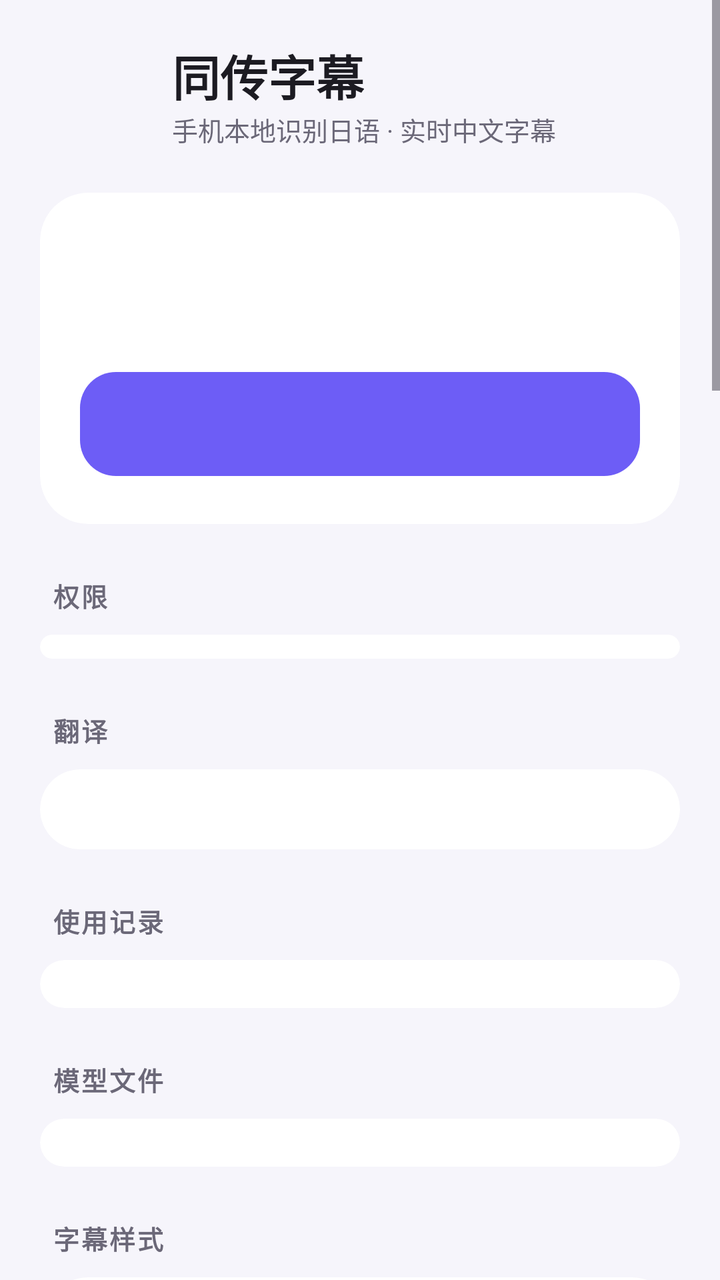
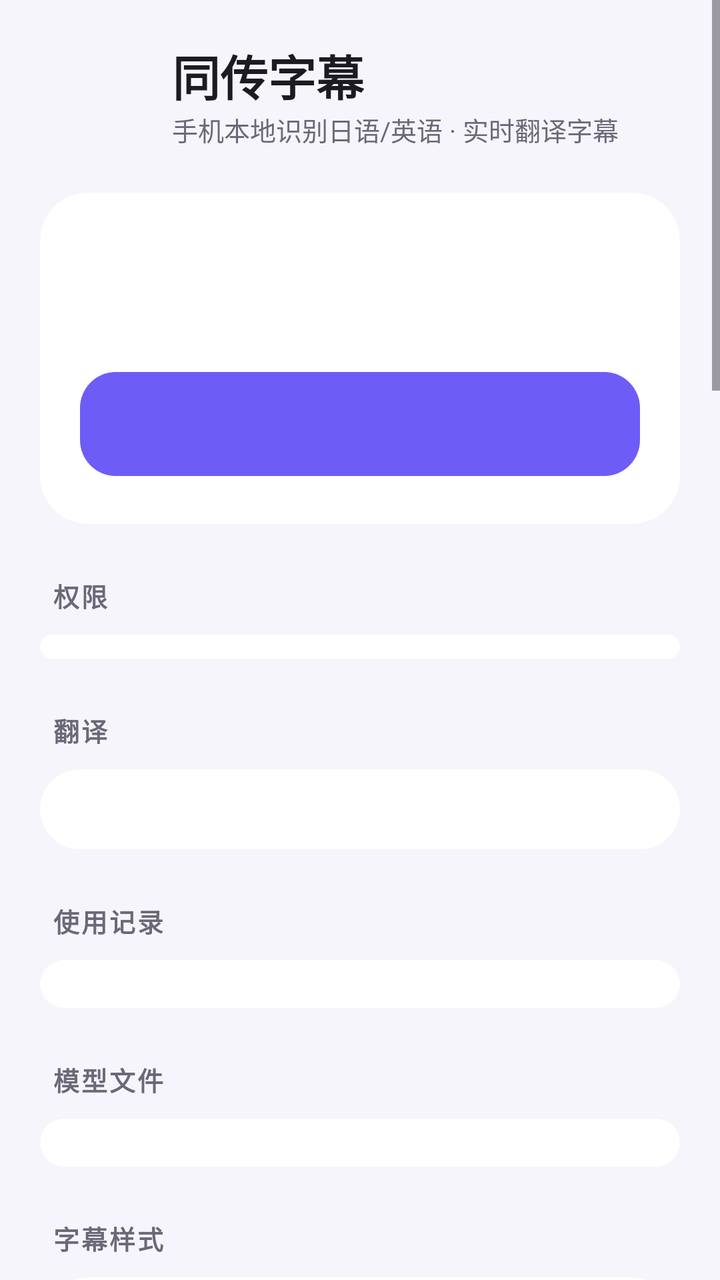

The first picture is an Android layout as it rendered before a commit; the second is the same layout after the commit. The layout source and the unified diff follow.
<!-- AndroidManifest.xml: application theme Theme.JpSub -->
<!-- res/layout/activity_main.xml -->
<?xml version="1.0" encoding="utf-8"?>
<ScrollView xmlns:android="http://schemas.android.com/apk/res/android"
    xmlns:app="http://schemas.android.com/apk/res-auto"
    android:id="@+id/scroll"
    android:layout_width="match_parent"
    android:layout_height="match_parent"
    android:background="@color/bg"
    android:clipToPadding="false">

    <LinearLayout
        android:layout_width="match_parent"
        android:layout_height="wrap_content"
        android:orientation="vertical"
        android:paddingHorizontal="20dp"
        android:paddingTop="20dp"
        android:paddingBottom="32dp">

        
        <LinearLayout
            android:layout_width="match_parent"
            android:layout_height="wrap_content"
            android:gravity="center_vertical"
            android:orientation="horizontal">

            <ImageView
                android:layout_width="52dp"
                android:layout_height="52dp"
                android:contentDescription="@null"
                android:src="@mipmap/ic_launcher" />

            <LinearLayout
                android:layout_width="0dp"
                android:layout_height="wrap_content"
                android:layout_marginStart="14dp"
                android:layout_weight="1"
                android:orientation="vertical">

                <TextView
                    android:layout_width="wrap_content"
                    android:layout_height="wrap_content"
                    android:text="@string/app_name"
                    android:textColor="@color/text"
                    android:textSize="24sp"
                    android:textStyle="bold" />

                <TextView
                    android:layout_width="wrap_content"
                    android:layout_height="wrap_content"
                    android:text="手机本地识别日语 · 实时中文字幕"
                    android:textColor="@color/text2"
                    android:textSize="13sp" />
            </LinearLayout>
        </LinearLayout>

        
        <com.google.android.material.card.MaterialCardView
            style="@style/Widget.Material3.CardView.Filled"
            android:layout_width="match_parent"
            android:layout_height="wrap_content"
            android:layout_marginTop="22dp"
            app:cardBackgroundColor="@color/card"
            app:cardCornerRadius="24dp">

            <LinearLayout
                android:layout_width="match_parent"
                android:layout_height="wrap_content"
                android:orientation="vertical"
                android:padding="20dp">

                <LinearLayout
                    android:layout_width="match_parent"
                    android:layout_height="wrap_content"
                    android:gravity="center_vertical">

                    <View
                        android:id="@+id/statusDot"
                        android:layout_width="10dp"
                        android:layout_height="10dp" />

                    <TextView
                        android:id="@+id/statusTitle"
                        android:layout_width="0dp"
                        android:layout_height="wrap_content"
                        android:layout_marginStart="10dp"
                        android:layout_weight="1"
                        android:textColor="@color/text"
                        android:textSize="17sp"
                        android:textStyle="bold" />
                </LinearLayout>

                <TextView
                    android:id="@+id/statusBody"
                    android:layout_width="match_parent"
                    android:layout_height="wrap_content"
                    android:layout_marginTop="6dp"
                    android:lineSpacingExtra="3dp"
                    android:textColor="@color/text2"
                    android:textSize="14sp" />

                <com.google.android.material.progressindicator.LinearProgressIndicator
                    android:id="@+id/progress"
                    android:layout_width="match_parent"
                    android:layout_height="wrap_content"
                    android:layout_marginTop="14dp"
                    android:max="1000"
                    android:visibility="gone"
                    app:indicatorColor="@color/brand"
                    app:trackCornerRadius="4dp"
                    app:trackThickness="8dp" />

                <com.google.android.material.button.MaterialButton
                    android:id="@+id/primary"
                    android:layout_width="match_parent"
                    android:layout_height="60dp"
                    android:layout_marginTop="18dp"
                    android:textSize="17sp"
                    app:cornerRadius="18dp"
                    app:iconGravity="textStart"
                    app:iconPadding="10dp" />

                <com.google.android.material.button.MaterialButton
                    android:id="@+id/secondary"
                    style="@style/Widget.Material3.Button.TextButton"
                    android:layout_width="match_parent"
                    android:layout_height="wrap_content"
                    android:layout_marginTop="4dp"
                    android:visibility="gone" />
            </LinearLayout>
        </com.google.android.material.card.MaterialCardView>

        
        <TextView
            style="@style/SectionTitle"
            android:text="权限" />

        <com.google.android.material.card.MaterialCardView
            style="@style/Widget.Material3.CardView.Filled"
            android:layout_width="match_parent"
            android:layout_height="wrap_content"
            app:cardBackgroundColor="@color/card"
            app:cardCornerRadius="24dp">

            <LinearLayout
                android:id="@+id/permList"
                android:layout_width="match_parent"
                android:layout_height="wrap_content"
                android:orientation="vertical"
                android:paddingVertical="6dp" />
        </com.google.android.material.card.MaterialCardView>

        
        <TextView
            style="@style/SectionTitle"
            android:text="翻译" />

        <com.google.android.material.card.MaterialCardView
            style="@style/Widget.Material3.CardView.Filled"
            android:layout_width="match_parent"
            android:layout_height="wrap_content"
            app:cardBackgroundColor="@color/card"
            app:cardCornerRadius="24dp">

            <LinearLayout
                android:id="@+id/translateList"
                android:layout_width="match_parent"
                android:layout_height="wrap_content"
                android:orientation="vertical"
                android:padding="20dp" />
        </com.google.android.material.card.MaterialCardView>

        
        <TextView
            style="@style/SectionTitle"
            android:text="使用记录" />

        <com.google.android.material.card.MaterialCardView
            style="@style/Widget.Material3.CardView.Filled"
            android:layout_width="match_parent"
            android:layout_height="wrap_content"
            app:cardBackgroundColor="@color/card"
            app:cardCornerRadius="24dp">

            <LinearLayout
                android:id="@+id/logList"
                android:layout_width="match_parent"
                android:layout_height="wrap_content"
                android:orientation="vertical"
                android:paddingHorizontal="20dp"
                android:paddingVertical="12dp" />
        </com.google.android.material.card.MaterialCardView>

        
        <TextView
            style="@style/SectionTitle"
            android:text="模型文件" />

        <com.google.android.material.card.MaterialCardView
            style="@style/Widget.Material3.CardView.Filled"
            android:layout_width="match_parent"
            android:layout_height="wrap_content"
            app:cardBackgroundColor="@color/card"
            app:cardCornerRadius="24dp">

            <LinearLayout
                android:id="@+id/modelFileList"
                android:layout_width="match_parent"
                android:layout_height="wrap_content"
                android:orientation="vertical"
                android:paddingHorizontal="20dp"
                android:paddingVertical="12dp" />
        </com.google.android.material.card.MaterialCardView>

        
        <TextView
            style="@style/SectionTitle"
            android:text="字幕样式" />

        <com.google.android.material.card.MaterialCardView
            style="@style/Widget.Material3.CardView.Filled"
            android:layout_width="match_parent"
            android:layout_height="wrap_content"
            app:cardBackgroundColor="@color/card"
            app:cardCornerRadius="24dp">

            <LinearLayout
                android:layout_width="match_parent"
                android:layout_height="wrap_content"
                android:orientation="vertical"
                android:padding="20dp">

                
                <FrameLayout
                    android:id="@+id/previewStage"
                    android:layout_width="match_parent"
                    android:layout_height="wrap_content"
                    android:minHeight="150dp"
                    android:background="@drawable/preview_stage">

                    <FrameLayout
                        android:id="@+id/previewHolder"
                        android:layout_width="match_parent"
                        android:layout_height="wrap_content"
                        android:layout_gravity="bottom|center_horizontal"
                        android:layout_marginTop="14dp"
                        android:layout_marginBottom="14dp" />
                </FrameLayout>

                <TextView
                    style="@style/SliderLabel"
                    android:text="字幕配色" />
                <HorizontalScrollView
                    android:layout_width="match_parent"
                    android:layout_height="wrap_content"
                    android:layout_marginTop="6dp"
                    android:scrollbars="none">
                    <LinearLayout
                        android:id="@+id/paletteRow"
                        android:layout_width="wrap_content"
                        android:layout_height="wrap_content"
                        android:orientation="horizontal" />
                </HorizontalScrollView>

                <TextView
                    style="@style/SliderLabel"
                    android:id="@+id/labelSize" />
                <com.google.android.material.slider.Slider
                    android:id="@+id/sliderSize"
                    app:tickVisible="false"
                    android:layout_width="match_parent"
                    android:layout_height="wrap_content"
                    android:stepSize="1"
                    android:valueFrom="12"
                    android:valueTo="36" />

                <TextView
                    style="@style/SliderLabel"
                    android:id="@+id/labelAlpha" />
                <com.google.android.material.slider.Slider
                    android:id="@+id/sliderAlpha"
                    app:tickVisible="false"
                    android:layout_width="match_parent"
                    android:layout_height="wrap_content"
                    android:stepSize="5"
                    android:valueFrom="0"
                    android:valueTo="100" />

                <TextView
                    style="@style/SliderLabel"
                    android:id="@+id/labelWidth" />
                <com.google.android.material.slider.Slider
                    android:id="@+id/sliderWidth"
                    app:tickVisible="false"
                    android:layout_width="match_parent"
                    android:layout_height="wrap_content"
                    android:stepSize="5"
                    android:valueFrom="40"
                    android:valueTo="100" />

                <TextView
                    style="@style/SliderLabel"
                    android:id="@+id/labelHeight" />
                <com.google.android.material.slider.Slider
                    android:id="@+id/sliderHeight"
                    app:tickVisible="false"
                    android:layout_width="match_parent"
                    android:layout_height="wrap_content"
                    android:stepSize="5"
                    android:valueFrom="0"
                    android:valueTo="40" />

                <TextView
                    style="@style/SliderLabel"
                    android:id="@+id/labelKeepSentences" />
                <com.google.android.material.slider.Slider
                    android:id="@+id/sliderKeepSentences"
                    app:tickVisible="false"
                    android:layout_width="match_parent"
                    android:layout_height="wrap_content"
                    android:stepSize="1"
                    android:valueFrom="1"
                    android:valueTo="6" />

                <TextView
                    style="@style/SliderLabel"
                    android:id="@+id/labelKeepChars" />
                <com.google.android.material.slider.Slider
                    android:id="@+id/sliderKeepChars"
                    app:tickVisible="false"
                    android:layout_width="match_parent"
                    android:layout_height="wrap_content"
                    android:stepSize="10"
                    android:valueFrom="0"
                    android:valueTo="300" />
                <TextView
                    android:id="@+id/keepHint"
                    android:layout_width="match_parent"
                    android:layout_height="wrap_content"
                    android:textColor="@color/text2"
                    android:textSize="12.5sp" />

                <com.google.android.material.materialswitch.MaterialSwitch
                    android:id="@+id/switchJa"
                    android:layout_width="match_parent"
                    android:layout_height="wrap_content"
                    android:layout_marginTop="6dp"
                    android:text="同时显示日语原文"
                    android:textColor="@color/text"
                    android:textSize="15sp" />

                <com.google.android.material.materialswitch.MaterialSwitch
                    android:id="@+id/switchStats"
                    android:layout_width="match_parent"
                    android:layout_height="wrap_content"
                    android:text="显示识别/翻译耗时"
                    android:textColor="@color/text"
                    android:textSize="15sp" />

                <com.google.android.material.button.MaterialButton
                    android:id="@+id/resetStyle"
                    style="@style/Widget.Material3.Button.TextButton"
                    android:layout_width="wrap_content"
                    android:layout_height="wrap_content"
                    android:layout_gravity="end"
                    android:text="恢复默认" />
            </LinearLayout>
        </com.google.android.material.card.MaterialCardView>

        
        <TextView
            style="@style/SectionTitle"
            android:text="外观" />

        <com.google.android.material.card.MaterialCardView
            style="@style/Widget.Material3.CardView.Filled"
            android:layout_width="match_parent"
            android:layout_height="wrap_content"
            app:cardBackgroundColor="@color/card"
            app:cardCornerRadius="24dp">

            <LinearLayout
                android:id="@+id/themeBox"
                android:layout_width="match_parent"
                android:layout_height="wrap_content"
                android:orientation="vertical"
                android:padding="20dp" />
        </com.google.android.material.card.MaterialCardView>

        
        <TextView
            style="@style/SectionTitle"
            android:text="使用说明" />

        <TextView
            android:layout_width="match_parent"
            android:layout_height="wrap_content"
            android:background="@drawable/tips_bg"
            android:lineSpacingExtra="5dp"
            android:padding="18dp"
            android:text="1. 点「开始字幕」，在系统弹窗里选择要翻译的 App（或整个屏幕）。\n2. 字幕悬浮在屏幕上：拖动移动位置，拖右下角圆点同时调整宽度和高度（左右改宽、上下改高），点一下字幕展开工具栏（字号、透明度、显示模式、锁定、停止）。\n3. 「边出边改」：灰色字是识别中的草稿，说完一句后变白定稿；「只看定稿」：只显示说完的句子。\n4. 部分 App（例如开启了版权保护的视频）不允许捕获声音，这时不会出字幕。\n5. 每次使用的识别、翻译和 Jev 原始记录保存在「使用记录」里，可以分享出去分析（不含声音和 key）。"
            android:textColor="@color/text2"
            android:textSize="13.5sp" />
    </LinearLayout>
</ScrollView>
<!-- resources referenced by this layout -->
<resources>
  <color name="bg">#FFF6F5FB</color>
  <color name="brand">#FF6D5DF6</color>
  <color name="card">#FFFFFFFF</color>
  <color name="text">#FF1C1B22</color>
  <color name="text2">#FF6B6878</color>
  <!-- drawable preview_stage (drawable) -->
  <?xml version="1.0" encoding="utf-8"?>
  <shape xmlns:android="http://schemas.android.com/apk/res/android">
      <corners android:radius="16dp" />
      <gradient android:angle="315" android:startColor="#FF2B3A67" android:centerColor="#FF5C4B8A" android:endColor="#FFB9846F" />
  </shape>
  <!-- drawable tips_bg (drawable) -->
  <?xml version="1.0" encoding="utf-8"?>
  <shape xmlns:android="http://schemas.android.com/apk/res/android">
      <corners android:radius="20dp" />
      <stroke android:width="1dp" android:color="#226D5DF6" />
      <solid android:color="#0F6D5DF6" />
  </shape>
  <!-- mipmap ic_launcher (mipmap-anydpi-v26) -->
  <?xml version="1.0" encoding="utf-8"?>
  <adaptive-icon xmlns:android="http://schemas.android.com/apk/res/android">
      <background android:drawable="@drawable/ic_launcher_background" />
      <foreground android:drawable="@drawable/ic_launcher_foreground" />
      <monochrome android:drawable="@drawable/ic_launcher_monochrome" />
  </adaptive-icon>
  <string name="app_name">同传字幕</string>
  <style name="SectionTitle">
          <item name="android:layout_width">wrap_content</item>
          <item name="android:layout_height">wrap_content</item>
          <item name="android:layout_marginTop">26dp</item>
          <item name="android:layout_marginBottom">10dp</item>
          <item name="android:layout_marginStart">6dp</item>
          <item name="android:textColor">@color/text2</item>
          <item name="android:textSize">13sp</item>
          <item name="android:textStyle">bold</item>
          <item name="android:letterSpacing">0.08</item>
      </style>
  <style name="SliderLabel">
          <item name="android:layout_width">match_parent</item>
          <item name="android:layout_height">wrap_content</item>
          <item name="android:layout_marginTop">14dp</item>
          <item name="android:textColor">@color/text</item>
          <item name="android:textSize">15sp</item>
      </style>
  <style name="Theme.JpSub" parent="Theme.Material3.DayNight.NoActionBar">
          <item name="colorPrimary">@color/brand</item>
          <item name="colorOnPrimary">#FFFFFFFF</item>
          <item name="colorSecondary">@color/brand_pink</item>
          <item name="android:colorBackground">@color/bg</item>
          <item name="colorSurface">@color/card</item>
          <item name="colorOnSurface">@color/text</item>
          <item name="android:statusBarColor">@color/bg</item>
          <item name="android:navigationBarColor">@color/bg</item>
          <item name="android:windowLightStatusBar">@bool/light_bars</item>
          <item name="android:windowLightNavigationBar">@bool/light_bars</item>
      </style>
  <!-- drawable ic_launcher_monochrome (drawable) -->
  <?xml version="1.0" encoding="utf-8"?>
  <vector xmlns:android="http://schemas.android.com/apk/res/android"
      android:width="108dp" android:height="108dp" android:viewportWidth="108" android:viewportHeight="108">
      <path android:fillColor="#FFFFFFFF" android:fillType="evenOdd"
          android:pathData="M36,30h36a10,10 0 0,1 10,10v22a10,10 0 0,1 -10,10h-18l-10,9v-9h-8a10,10 0 0,1 -10,-10v-22a10,10 0 0,1 10,-10zM38,44v8h3v-8zM44,40v16h3v-16zM50,43v10h3v-10zM60,43a2,2 0 0,0 0,4h12a2,2 0 0,0 0,-4zM60,50a2,2 0 0,0 0,4h8a2,2 0 0,0 0,-4zM40,61a2,2 0 0,0 0,4h32a2,2 0 0,0 0,-4z" />
  </vector>
  <color name="brand_pink">#FFEC4899</color>
  <!-- unchanged entries left out for length: 2 -->
</resources>

<!-- the commit's change to res/layout/activity_main.xml (unified diff, before → after) -->
@@ -46,7 +46,7 @@
                 <TextView
                     android:layout_width="wrap_content"
                     android:layout_height="wrap_content"
-                    android:text="手机本地识别日语 · 实时中文字幕"
+                    android:text="手机本地识别日语/英语 · 实时翻译字幕"
                     android:textColor="@color/text2"
                     android:textSize="13sp" />
             </LinearLayout>
@@ -343,7 +343,7 @@
                     android:layout_width="match_parent"
                     android:layout_height="wrap_content"
                     android:layout_marginTop="6dp"
-                    android:text="同时显示日语原文"
+                    android:text="同时显示识别原文"
                     android:textColor="@color/text"
                     android:textSize="15sp" />
 
